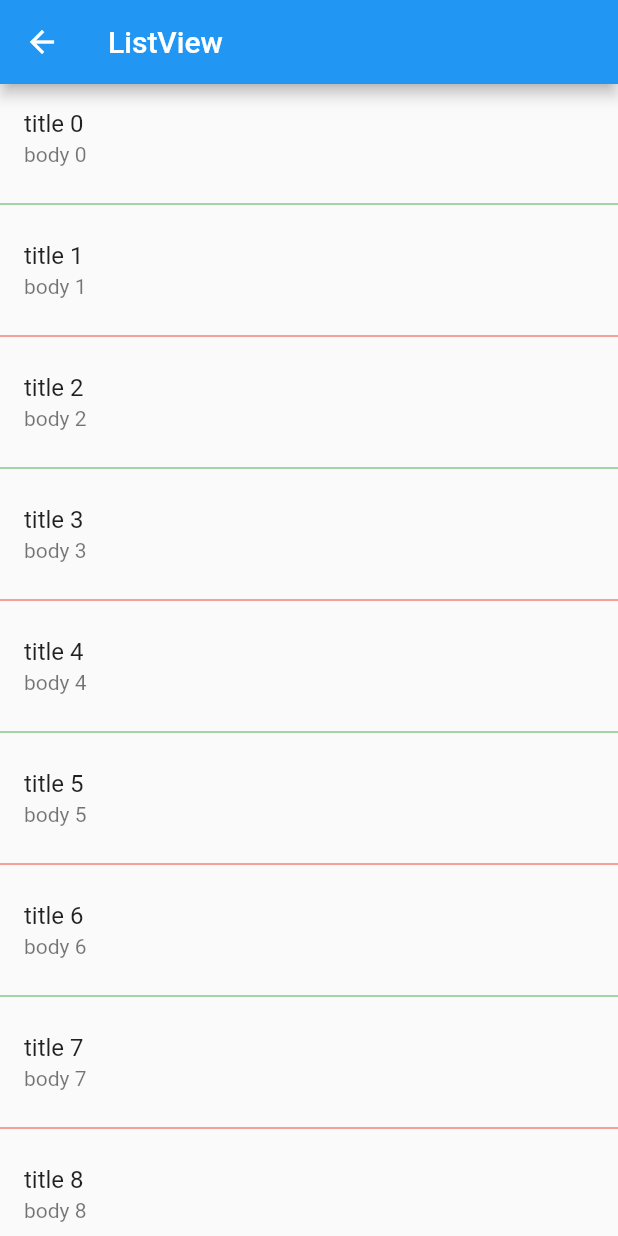
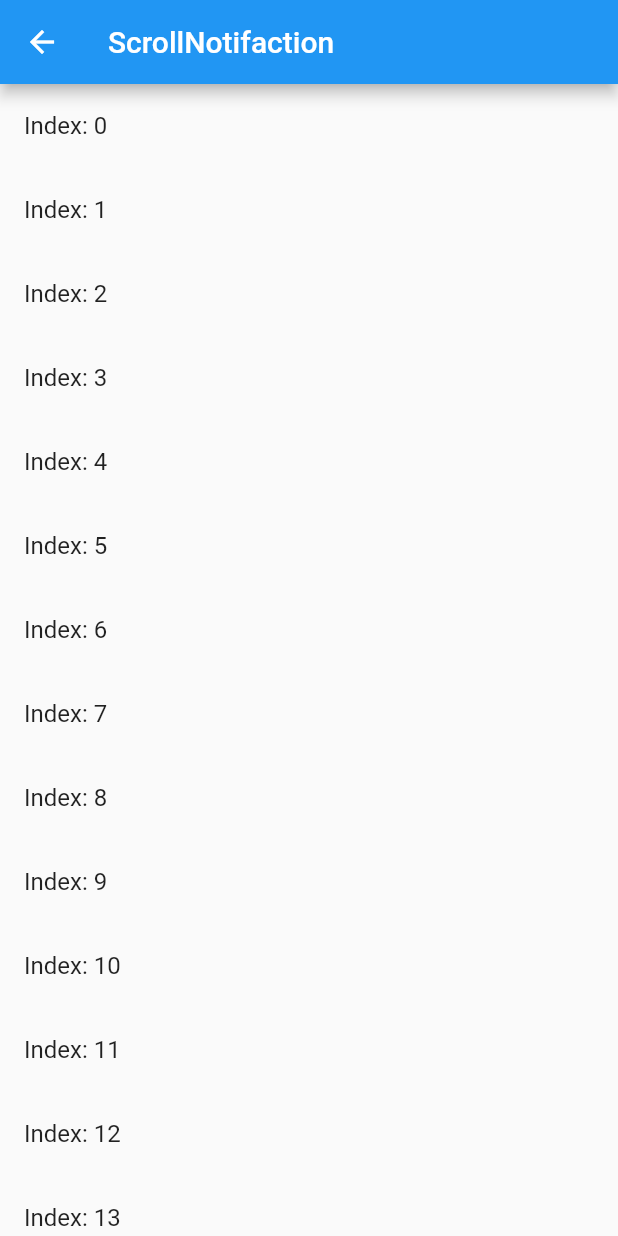
Before and after one commit to geeklyc/flutterDemo, a Flutter app: the ListPage screen opened by its route, on a phone screen of 412 x 824 dp. Run offline on Flutter 3.47's test engine with Material 2 defaults, Android fonts, the phone set to English and light mode, and no system bars; network calls fail.

```diff
--- a/lib/HomePage.dart
+++ b/lib/HomePage.dart
@@ -44,6 +44,10 @@ class _HomePage extends State<HomePage> {
               RaisedButton(
                 child: Text('ListView 使用'),
                 onPressed: () => Navigator.pushNamed(context, 'listPage'),
+              ),
+              RaisedButton(
+                child: Text('CustomScrollPage 使用'),
+                onPressed: () => Navigator.pushNamed(context, 'customScrollPage'),
               ),
             ],
           )),
--- a/lib/ListPage.dart
+++ b/lib/ListPage.dart
@@ -1,40 +1,91 @@
 import 'package:flutter/material.dart';
 
 class ListPage extends StatelessWidget {
-//  ListPage({Key key, this.title}) : super(key: key);
-//  final String title;
-
   @override
   Widget build(BuildContext context) {
+    // TODO: implement build
     return Scaffold(
-      appBar: AppBar(
-        title: Text('ListView'),
+      appBar: AppBar(title: Text('ScrollNotifaction'),),
+      body: NotificationListener<ScrollNotification>(
+        onNotification: (scrollNotification) {
+          if (scrollNotification is ScrollStartNotification) {
+            print("滚动开始");
+          } else if (scrollNotification is ScrollEndNotification) {
+            print("滚动结束");
+          } else if (scrollNotification is ScrollUpdateNotification) {
+            print("滚动更新 ${scrollNotification.metrics.pixels}");
+          }
+        },
+        child: ListView.builder(
+            itemCount: 30,
+            itemBuilder: (context, index) => ListTile(title: Text('Index: $index'),)),
       ),
-      body: ListView.separated(
-        itemCount: 100,
-//        itemExtent: 50.0,
-        separatorBuilder: (BuildContext context, int index) => index % 2 == 0 ? Divider(color: Colors.green,) : Divider(color: Colors.red,),
-        itemBuilder: (BuildContext context, int index) => ListTile(title: Text('title $index'), subtitle: Text('body $index'),),
-      ),
-//      body: ListView(
-//        scrollDirection: Axis.horizontal,
-//        itemExtent: 140,
-//        children: <Widget>[
-//          Container(color: Colors.black,),
-//          Container(color: Colors.red,),
-//          Container(color: Colors.blue,),
-//          Container(color: Colors.green,),
-//          Container(color: Colors.yellow,),
-//          Container(color: Colors.orange,)
-//        ],
-//      ),
-//      body: ListView(
-//        children: <Widget>[
-//          ListTile(leading: Icon(Icons.map), title: Text('Map'),),
-//          ListTile(leading: Icon(Icons.mail), title: Text('Mail'),),
-//          ListTile(leading: Icon(Icons.message), title: Text('Message'),)
-//        ],
-//      ),
     );
   }
 }
+
+//class ListPage extends StatefulWidget {
+//  State<StatefulWidget> createState() => _ListPage();
+//}
+//
+//class _ListPage extends State<ListPage> {
+//  ScrollController _controller;
+//  bool isToTop = false;
+//
+//  @override
+//  void initState() {
+//    // 创建并监听
+//    _controller = ScrollController();
+//    _controller.addListener(() {
+//      if (_controller.offset > 400) {
+//        setState(() {
+//          isToTop = true;
+//        });
+//      } else if (_controller.offset < 100) {
+//        setState(() {
+//          isToTop = false;
+//        });
+//      }
+//    });
+//    super.initState();
+//  }
+//
+//  @override
+//  Widget build(BuildContext context) {
+//    // TODO: implement build
+//    return Scaffold(
+//      appBar: AppBar(title: Text("Scoll Controller Widget"),),
+//      body: Column(
+//        children: <Widget>[
+//          Container(
+//            height: 40,
+//            child: RaisedButton(
+//              onPressed: (isToTop ? (){
+//                if (isToTop) {
+//                  _controller.animateTo(.0,
+//                      duration: Duration(milliseconds: 200),
+//                      curve: Curves.ease);
+//                }
+//              } : null),
+//              child: Text('Top'),
+//            ),
+//          ),
+//          Expanded(
+//            child: ListView.builder(
+//              controller: _controller,
+//              itemCount: 100,
+//              itemBuilder: (context, index) => ListTile(title: Text('Index: $index'),),
+//            ),
+//          )
+//        ],
+//      ),
+//    );
+//  }
+//
+//  @override
+//  void dispose() {
+//    // 销毁
+//    _controller.dispose();
+//    super.dispose();
+//  }
+//}
--- a/lib/main.dart
+++ b/lib/main.dart
@@ -3,6 +3,7 @@ import 'package:flutterdemo/HomePage.dart';
 import 'package:flutterdemo/MallPage.dart';
 import 'package:flutterdemo/UnknownPage.dart';
 import 'package:flutterdemo/ListPage.dart';
+import 'package:flutterdemo/CustomScrollPage.dart';
 
 void main() => runApp(MyApp());
 
@@ -17,7 +18,8 @@ class MyApp extends StatelessWidget {
       ),
       routes: {
         "mallPage": (context) => MallPage(title: '商城首页',),
-        "listPage": (context) => ListPage()
+        "listPage": (context) => ListPage(),
+        "customScrollPage": (context) => CustomScrollPage()
       }, // 注册路由
       onUnknownRoute: (RouteSettings setting) => MaterialPageRoute(builder: (context) => UnknownPage()),
       home: HomePage(),
```
Also changed, not shown: lib/CustomScrollPage.dart (added, +30 -0 lines).
